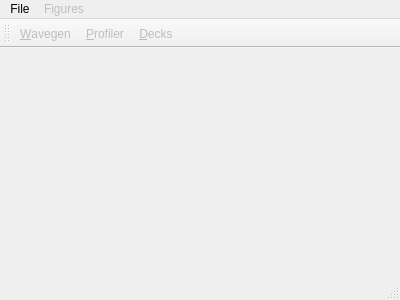
CompEphys-team/rtdo, file src/gui/mainwindow.ui: the form before one commit.
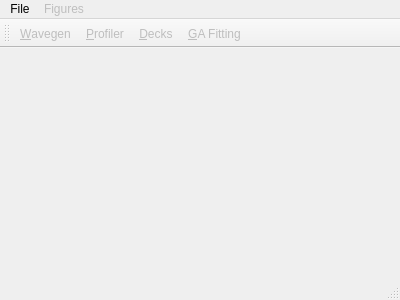
The form after the commit.

Commit message: Added GAFitter control widget (with mock display)

The edit to the form file:
```diff
--- a/src/gui/mainwindow.ui
+++ b/src/gui/mainwindow.ui
@@ -75,6 +75,7 @@
    <addaction name="actionWavegen"/>
    <addaction name="actionProfiler"/>
    <addaction name="actionDecks"/>
+   <addaction name="actionGAFitter"/>
   </widget>
   <widget class="QStatusBar" name="statusBar"/>
   <action name="actionWavegen">
@@ -145,6 +146,17 @@
     <string>D</string>
    </property>
   </action>
+  <action name="actionGAFitter">
+   <property name="text">
+    <string>GA Fitting</string>
+   </property>
+   <property name="iconText">
+    <string>&amp;GA Fitting</string>
+   </property>
+   <property name="shortcut">
+    <string>G</string>
+   </property>
+  </action>
  </widget>
  <layoutdefault spacing="6" margin="11"/>
  <resources/>
```
The commit also changes 6 other files.
